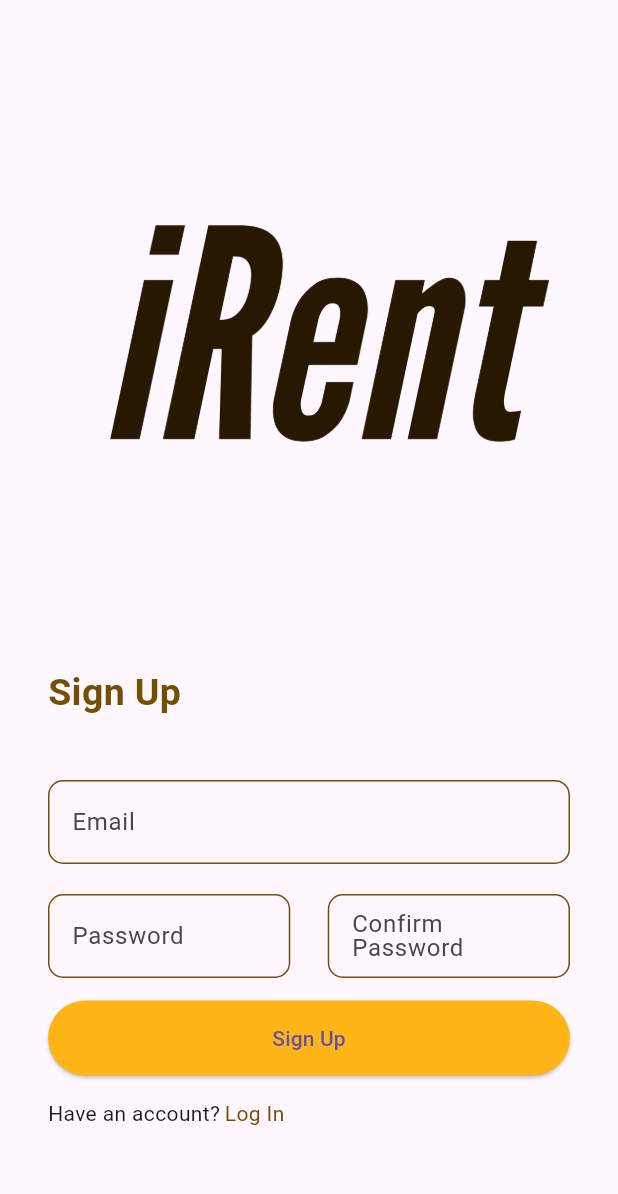
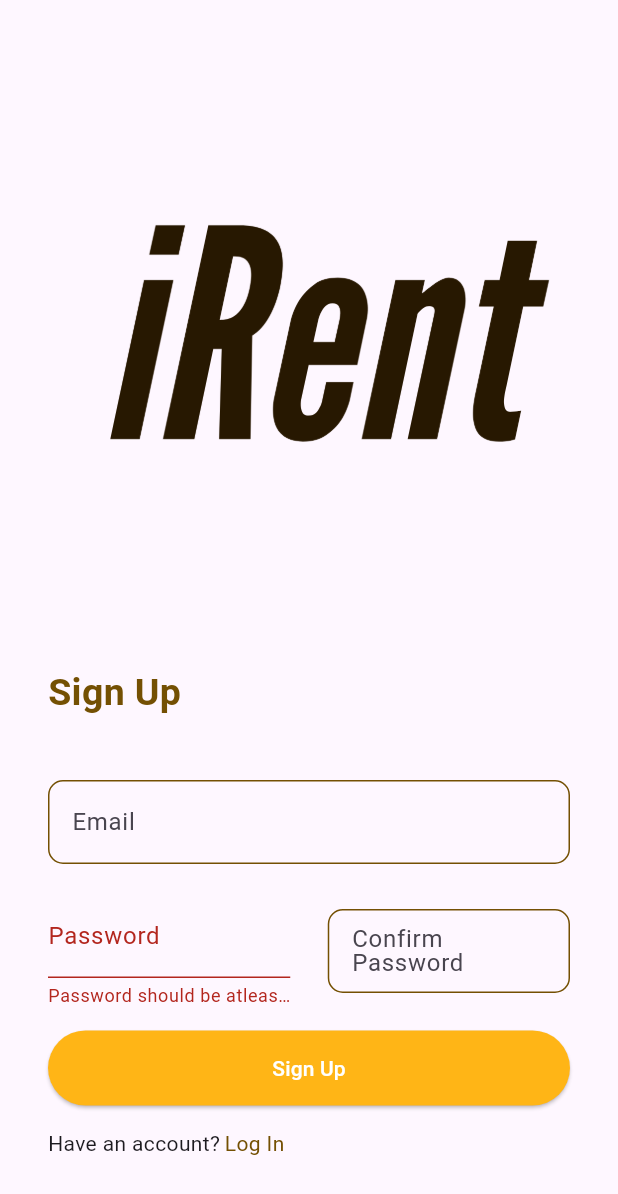
Before and after one commit to Di55olved/rental_app, a Flutter app: the screen it shows after launch, after a tap on "Sign Up", on a phone screen of 412 x 824 dp. Shown: the top 1194 px of the screen. Run offline on Flutter 3.47's test engine with Material 3 defaults, Android fonts, the phone set to English and light mode, and no system bars; our stand-ins replace cloud_firestore, firebase_auth, firebase_core; missing offline and left inert: email_otp; accounts and stored records are empty; network calls fail.

Commit message:
Updated State Management + Fized Issues

```diff
--- a/lib/Auth/sign_in.dart
+++ b/lib/Auth/sign_in.dart
@@ -1,11 +1,11 @@
-// ignore_for_file: use_build_context_synchronously
-
 import 'dart:developer';
 
 import 'package:firebase_auth/firebase_auth.dart';
 import 'package:flutter/material.dart';
+import 'package:provider/provider.dart';
 import 'package:rental_app/Apis/api.dart';
 import 'package:rental_app/Auth/sign_up.dart';
+import 'package:rental_app/Model/misc.dart';
 import 'package:rental_app/Screens/home_screen.dart';
 
 class SignInPage extends StatefulWidget {
@@ -24,7 +24,8 @@ class _SignInPageState extends State<SignInPage> {
   String passValue = '';
   @override
   Widget build(BuildContext context) {
-    return Scaffold(
+    return Consumer<MiscAttributesMethods>(
+      builder: (context, obj, child) => Scaffold(
         body: ListView(
           children: <Widget>[
             //iRent Logo image
@@ -66,12 +67,12 @@ class _SignInPageState extends State<SignInPage> {
                       labelText: "Email",
                       enabledBorder: OutlineInputBorder(
                           borderRadius: BorderRadius.all(Radius.circular(10.0)),
-                        borderSide:
-                            BorderSide(color: Color.fromARGB(255, 116, 80, 3))),
+                          borderSide: BorderSide(
+                              color: Color.fromARGB(255, 116, 80, 3))),
                       focusedBorder: OutlineInputBorder(
                           borderRadius: BorderRadius.all(Radius.circular(10.0)),
-                        borderSide:
-                            BorderSide(color: Color.fromARGB(255, 116, 80, 3))),
+                          borderSide: BorderSide(
+                              color: Color.fromARGB(255, 116, 80, 3))),
                     ),
                   ),
                   //Space
@@ -93,12 +94,12 @@ class _SignInPageState extends State<SignInPage> {
                       labelText: "Password",
                       enabledBorder: OutlineInputBorder(
                           borderRadius: BorderRadius.all(Radius.circular(10.0)),
-                        borderSide:
-                            BorderSide(color: Color.fromARGB(255, 116, 80, 3))),
+                          borderSide: BorderSide(
+                              color: Color.fromARGB(255, 116, 80, 3))),
                       focusedBorder: OutlineInputBorder(
                           borderRadius: BorderRadius.all(Radius.circular(10.0)),
-                        borderSide:
-                            BorderSide(color: Color.fromARGB(255, 116, 80, 3))),
+                          borderSide: BorderSide(
+                              color: Color.fromARGB(255, 116, 80, 3))),
                     ),
                   ),
                   //Space
@@ -118,8 +119,9 @@ class _SignInPageState extends State<SignInPage> {
                         try {
                           await Api.auth.signInWithEmailAndPassword(
                               email: emailValue, password: passValue);
+                          await obj.fetchUserData();
                           //Navigate to HomeScreen if Sign In was successful
-                        await Navigator.of(context).pushReplacement(
+                          Navigator.of(context).pushReplacement(
                             MaterialPageRoute(
                               builder: (context) => const HomeScreen(),
                             ),
@@ -148,9 +150,13 @@ class _SignInPageState extends State<SignInPage> {
                       style: ButtonStyle(
                           backgroundColor: MaterialStateProperty.all(
                               const Color.fromARGB(255, 255, 181, 22)),
-                        shape: MaterialStateProperty.all(RoundedRectangleBorder(
+                          shape: MaterialStateProperty.all(
+                              RoundedRectangleBorder(
                                   borderRadius: BorderRadius.circular(40.0)))),
-                    child: const Text("Sign In"),
+                      child: const Text(
+                        "Sign In",
+                        style: TextStyle(color: Colors.white),
+                      ),
                     ),
                   ),
                   //Space
@@ -166,7 +172,8 @@ class _SignInPageState extends State<SignInPage> {
                       ),
                       InkWell(
                         onTap: () {
-                        Navigator.of(context).pushReplacement(MaterialPageRoute(
+                          Navigator.of(context).pushReplacement(
+                              MaterialPageRoute(
                                   builder: (context) => const SignUpPage()));
                         },
                         child: const Text(
@@ -224,10 +231,12 @@ class _SignInPageState extends State<SignInPage> {
                                                   email: forPassValue,
                                                 );
                                                 ScaffoldMessenger.of(context)
-                                                  .showSnackBar(const SnackBar(
+                                                    .showSnackBar(
+                                                        const SnackBar(
                                                   content: Text(
                                                       "Password Reset Email Sent"),
-                                                duration: Duration(seconds: 2),
+                                                  duration:
+                                                      Duration(seconds: 2),
                                                 ));
                                                 Navigator.of(context)
                                                     .pushReplacement(
@@ -236,10 +245,12 @@ class _SignInPageState extends State<SignInPage> {
                                                                 const SignInPage()));
                                               } else {
                                                 ScaffoldMessenger.of(context)
-                                                  .showSnackBar(const SnackBar(
+                                                    .showSnackBar(
+                                                        const SnackBar(
                                                   content:
                                                       Text("Not an IBA Email"),
-                                                duration: Duration(seconds: 1),
+                                                  duration:
+                                                      Duration(seconds: 1),
                                                 ));
                                               }
                                             } on FirebaseAuthException catch (e) {
@@ -270,6 +281,7 @@ class _SignInPageState extends State<SignInPage> {
             ),
           ],
         ),
+      ),
     );
   }
 }
--- a/lib/Auth/sign_up.dart
+++ b/lib/Auth/sign_up.dart
@@ -4,6 +4,7 @@ import 'dart:developer';
 import 'package:email_otp/email_otp.dart';
 import 'package:flutter/material.dart';
 import 'package:rental_app/Apis/api.dart';
+import 'package:rental_app/Apis/user.dart';
 import 'package:rental_app/Auth/sign_in.dart';
 
 class SignUpPage extends StatefulWidget {
@@ -83,12 +84,23 @@ class _SignUpPageState extends State<SignUpPage> {
                           if (check == true) {
                             await Api.auth.createUserWithEmailAndPassword(
                                 email: emailValue, password: passValue);
-                            await Api.createUser().then((value) {
-                              Navigator.of(context).pushReplacement(
-                                  MaterialPageRoute(
-                                      builder: (context) =>
-                                          const SignInPage()));
-                            });
+                            Users user = Users(
+                                image: 'null',
+                                balance: 0,
+                                strikes: 0,
+                                name: 'null',
+                                id: Api.auth.currentUser!.uid,
+                                email: Api.auth.currentUser!.email.toString(),
+                                status: 'Active');
+
+                            await Api.firestore
+                                .collection('users')
+                                .doc(Api.auth.currentUser!.uid)
+                                .set(user.toJson());
+
+                            Navigator.of(context).pushReplacement(
+                                MaterialPageRoute(
+                                    builder: (context) => const SignInPage()));
                           } else {
                             ScaffoldMessenger.of(context)
                                 .showSnackBar(const SnackBar(
@@ -173,6 +185,17 @@ class _SignUpPageState extends State<SignUpPage> {
                       validator: (value) {
                         if (value != null && value.length > 20) {
                           return "Max Character limit 20";
+                        }
+                        if (value != null && value.length < 8) {
+                          return "Password should be atleast 8 characters long";
+                        }
+                        // Check if the password contains at least one digit
+                        if (!value!.contains(RegExp(r'\d'))) {
+                          return "Password should contain at least one digit";
+                        }
+                        // Check if the password contains at least one uppercase character
+                        if (!value.contains(RegExp(r'[A-Z]'))) {
+                          return "Password should contain at least one uppercase character";
                         }
                         return null;
                       },
@@ -286,7 +309,10 @@ class _SignUpPageState extends State<SignUpPage> {
                           const Color.fromARGB(255, 255, 181, 22)),
                       shape: MaterialStateProperty.all(RoundedRectangleBorder(
                           borderRadius: BorderRadius.circular(40.0)))),
-                  child: const Text("Sign Up"),
+                  child: const Text(
+                    "Sign Up",
+                    style: TextStyle(color: Colors.white),
+                  ),
                 ),
               ),
               //Space
--- a/lib/Model/misc.dart
+++ b/lib/Model/misc.dart
@@ -6,10 +6,6 @@ import 'package:rental_app/Apis/api.dart';
 
 class MiscAttributesMethods extends ChangeNotifier {
   Map<String, dynamic> userData = {};
-
-  MiscAttributesMethods() {
-    fetchUserData();
-  }
 
   Future<void> fetchUserData() async {
     try {
--- a/lib/main.dart
+++ b/lib/main.dart
@@ -8,16 +8,18 @@ import 'package:rental_app/Model/misc.dart';
 import 'package:rental_app/Screens/home_screen.dart';
 import 'firebase_options.dart';
 
-void main() {
+MiscAttributesMethods obj = MiscAttributesMethods();
+
+void main() async {
   WidgetsFlutterBinding.ensureInitialized();
   SystemChrome.setEnabledSystemUIMode(SystemUiMode.immersiveSticky);
   SystemChrome.setPreferredOrientations(
-          [DeviceOrientation.portraitUp, DeviceOrientation.portraitDown])
-      .then((value) async {
-    await _initializeFirebase();
+      [DeviceOrientation.portraitUp, DeviceOrientation.portraitDown]);
 
-    runApp(const MyApp());
-  });
+  await _initializeFirebase();
+  await obj.fetchUserData();
+
+  runApp(const MyApp());
 }
 
 Future<void> _initializeFirebase() async {
@@ -31,7 +33,6 @@ class MyApp extends StatelessWidget {
 
   @override
   Widget build(BuildContext context) {
-    MiscAttributesMethods obj = MiscAttributesMethods();
     return MultiProvider(
       providers: [
         ChangeNotifierProvider(create: (context) => obj),
```
Also changed, not shown: lib/Apis/api.dart (+0 -25 lines), lib/Screens/home_screen.dart (+8 -2 lines), 1 other file. Lines whose indentation alone changed are shown as unchanged.
